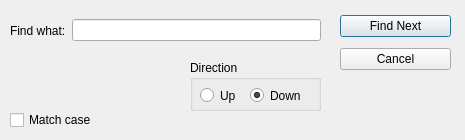
BaranovMykola/Notepad, file finddialog.ui: the form before one commit.
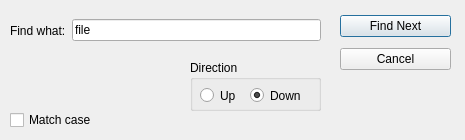
The form after the commit.

```diff
--- a/finddialog.ui
+++ b/finddialog.ui
@@ -123,7 +123,11 @@
      </widget>
     </item>
     <item>
-     <widget class="QLineEdit" name="whatFind"/>
+     <widget class="QLineEdit" name="whatFind">
+      <property name="text">
+       <string>file</string>
+      </property>
+     </widget>
     </item>
    </layout>
   </widget>
```
Left out of the diff: 4 changed lines with no effect on the pictures.
